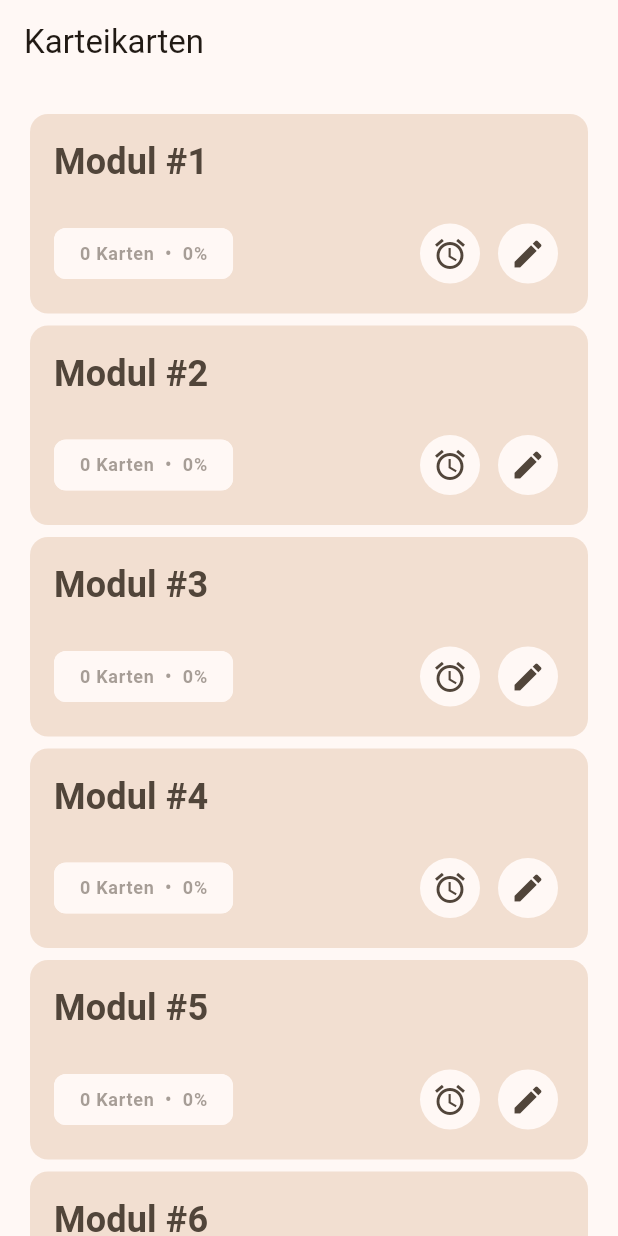
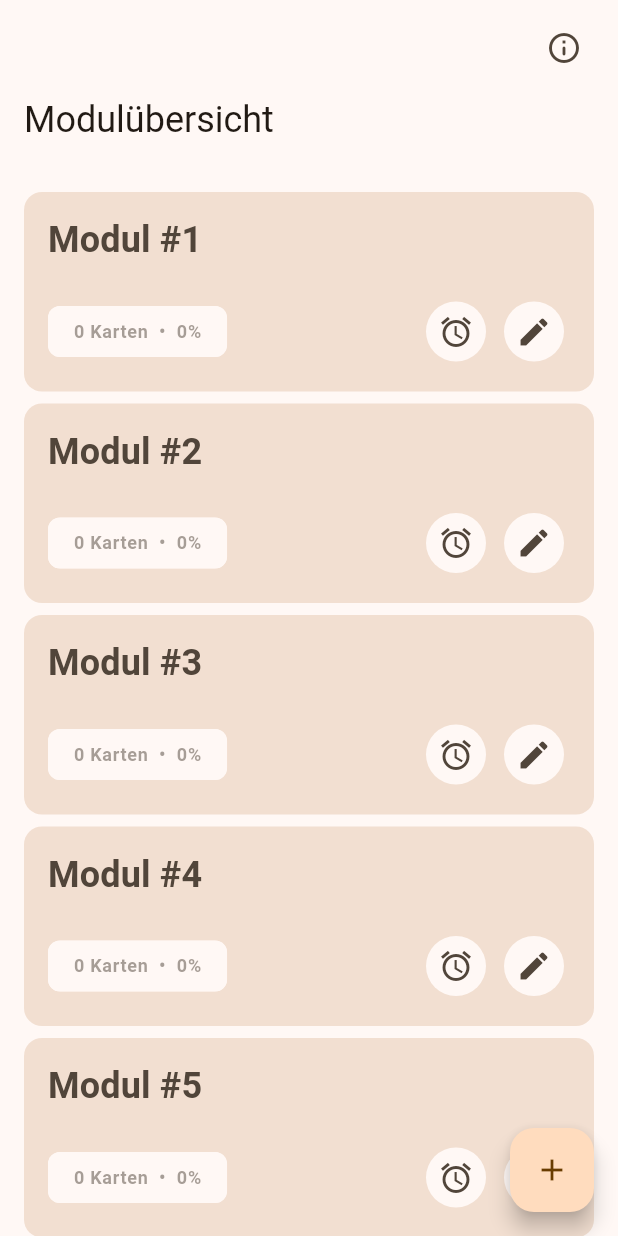
Before and after one commit to z3ttee/flutter-karteikarten-app, a Flutter app: the screen it shows after launch, on a phone screen of 412 x 824 dp. Run offline on Flutter 3.47's test engine with Material 2 defaults, Android fonts, the phone set to English and light mode, and no system bars.

Commit message:
added routes + fab + use device theme

```diff
--- a/lib/main.dart
+++ b/lib/main.dart
@@ -1,23 +1,8 @@
-import 'package:flutter/foundation.dart';
 import 'package:flutter/material.dart';
-import 'package:flutter/services.dart';
 import 'package:flutter_karteikarten_app/behaviours/pointerScrollBehaviour.dart';
-import 'package:flutter_karteikarten_app/views/moduleList.dart';
+import 'package:flutter_karteikarten_app/screens/moduleListScreen.dart';
 
 void main() {
-  // Add google fonts licence to the app
-  LicenseRegistry.addLicense(() async* {
-    final licenseRobotoFlex = await rootBundle.loadString('google_fonts/ROBOTO_FLEX_OFL.txt');
-    final licenseRobotoSerif = await rootBundle.loadString('google_fonts/ROBOTO_SERIF_OFL.txt');
-
-    yield LicenseEntryWithLineBreaks(['google_fonts'], licenseRobotoFlex);
-    yield LicenseEntryWithLineBreaks(['google_fonts'], licenseRobotoSerif);
-  });
-
-  // Disable fetching of google fonts at runtime (only
-  // bundled fonts are used)
-  // GoogleFonts.config.allowRuntimeFetching = false;
-
   // Run the app
   runApp(const MyApp());
 }
@@ -30,53 +15,35 @@ class MyApp extends StatelessWidget {
   Widget build(BuildContext context) {
     return MaterialApp(
       title: 'Karteikarten App',
+      // Light theme settings
       theme: ThemeData(
+        // Set theme as light-theme
+        brightness: Brightness.light,
         // Material Design 3 verwenden
         useMaterial3: true,
         colorSchemeSeed: Colors.orange,
         // Use Material Design 3 typography settings
         typography: Typography.material2021(),
       ),
+      // Dark-Theme settings
+      darkTheme: ThemeData(
+        // Set theme as dark-theme
+        brightness: Brightness.dark,
+        // Material Design 3 verwenden
+        useMaterial3: true,
+        colorSchemeSeed: Colors.deepOrange,
+        // Use Material Design 3 typography settings
+        typography: Typography.material2021(),
+      ),
+      // Pick light or dark theme based on device's settings
+      themeMode: ThemeMode.system,
+      // Hide "debug" banner
+      debugShowCheckedModeBanner: false,
       // Allow scrolling via mouse-dragging on devices with cursors
       scrollBehavior: PointerScrollBehaviour(),
-      home: const MyHomePage(title: 'Modulübersicht'),
+      routes: {
+        '/': (context) => const ModuleListScreen(),
+      },
     );
   }
 }
-
-class MyHomePage extends StatefulWidget {
-  const MyHomePage({super.key, required this.title});
-
-  // This widget is the home page of your application. It is stateful, meaning
-  // that it has a State object (defined below) that contains fields that affect
-  // how it looks.
-
-  // This class is the configuration for the state. It holds the values (in this
-  // case the title) provided by the parent (in this case the App widget) and
-  // used by the build method of the State. Fields in a Widget subclass are
-  // always marked "final".
-
-  final String title;
-
-  @override
-  State<MyHomePage> createState() => _MyHomePageState();
-}
-
-class _MyHomePageState extends State<MyHomePage> {
-
-  @override
-  Widget build(BuildContext context) {
-    // This method is rerun every time setState is called, for instance as done
-    // by the _incrementCounter method above.
-    //
-    // The Flutter framework has been optimized to make rerunning build methods
-    // fast, so that you can just rebuild anything that needs updating rather
-    // than having to individually change instances of widgets.
-    return Scaffold(
-      appBar: AppBar(
-        title: const Text("Karteikarten", style: TextStyle(),),
-      ),
-      body: const ModuleListView(),
-    );
-  }
-}
--- /dev/null
+++ b/lib/screens/moduleListScreen.dart
@@ -0,0 +1,90 @@
+
+import 'package:flutter/material.dart';
+import 'package:flutter_karteikarten_app/widgets/moduleItemCard.dart';
+
+class ModuleListScreen extends StatelessWidget {
+  const ModuleListScreen({super.key});
+
+  Future<List<dynamic>> _fetchListItems() async {
+    return Future.delayed(const Duration(milliseconds: 500), () {
+      return [];
+    });
+  }
+
+  @override
+  Widget build(BuildContext context) {
+    return Scaffold(
+      floatingActionButton: FloatingActionButton(
+        onPressed: () {  },
+        child: const Icon(Icons.add)
+      ),
+      body: FutureBuilder(
+          future: _fetchListItems(),
+          builder: (context, snapshot) {
+            if (!snapshot.hasData) {
+              return const Center(child: CircularProgressIndicator());
+            } else {
+              if((snapshot.data?.length ?? 0) > 0) {
+                return CustomScrollView(
+                  slivers: <Widget>[
+                    SliverAppBar.medium(
+                      title: const Text("Modulübersicht"),
+                      actions: <Widget>[
+                        IconButton(onPressed: () {}, icon: const Icon(Icons.info_outline))
+                      ],
+                    ),
+                    SliverList(delegate: SliverChildBuilderDelegate((context, index) {
+                        int maxIndex = (snapshot.data?.length ?? 1) - 1;
+                        return Padding(
+                          padding: EdgeInsets.only(left: 12, right: 12, top: (index == 0) ? 12 : 0, bottom: (index == maxIndex) ? 12 : 0),
+                          child: ModuleItemCard(
+                            name: "Modul #${index + 1}",
+                            filled: true,
+                          ),
+                        );
+                      },
+                      childCount: snapshot.data?.length ?? 0
+                    )),
+                  ],
+                );
+              } else {
+                return CustomScrollView(
+                  slivers: <Widget>[
+                    SliverAppBar.medium(
+                      title: const Text("Modulübersicht"),
+                      centerTitle: true,
+                      scrolledUnderElevation: 4,
+                      actions: <Widget>[
+                        Padding(
+                          padding: const EdgeInsets.only(left: 4, right: 12),
+                          child: IconButton(onPressed: () {}, icon: const Icon(Icons.info_outline_rounded)),
+                        )
+                      ],
+                    ),
+                    SliverList(delegate: SliverChildBuilderDelegate((context, index) {
+                      int maxIndex = 9;
+                      return Padding(
+                        padding: EdgeInsets.only(
+                            left: 12,
+                            right: 12,
+                            top: (index != 0) ? 0 : 12,
+                            bottom: (index != maxIndex) ? 0 : 12
+                        ),
+                        child: ModuleItemCard(
+                          name: "Modul #${index + 1}",
+                          filled: true,
+                        ),
+                      );
+                    },
+                        childCount: 10
+                    )),
+                  ],
+                );
+              }
+            }
+          }
+      ),
+    );
+  }
+
+}
--- a/lib/views/moduleList.dart
+++ /dev/null
@@ -1,60 +0,0 @@
-
-import 'package:flutter/material.dart';
-import 'package:flutter_karteikarten_app/widgets/moduleItemCard.dart';
-
-class ModuleListView extends StatelessWidget {
-  const ModuleListView({super.key});
-
-  Future<List<dynamic>> _fetchListItems() async {
-    return Future.delayed(const Duration(milliseconds: 500), () {
-      return [];
-    });
-  }
-
-  @override
-  Widget build(BuildContext context) {
-    return FutureBuilder(
-      future: _fetchListItems(),
-      builder: (context, snapshot) {
-        if (!snapshot.hasData) {
-          return const Center(child: CircularProgressIndicator());
-        } else {
-          if((snapshot.data?.length ?? 0) > 0) {
-            return ListView.builder(
-                itemCount: snapshot.data?.length ?? 0,
-                scrollDirection: Axis.vertical,
-                itemBuilder: (context, int index) {
-                  int maxIndex = (snapshot.data?.length ?? 1) - 1;
-
-                  return Padding(
-                    padding: EdgeInsets.only(left: 16, right: 16, top: (index == 0) ? 16 : 0, bottom: (index == maxIndex) ? 16 : 0),
-                    child: ModuleItemCard(
-                      name: "Modul #${index + 1}",
-                      filled: true,
-                    ),
-                  );
-                }
-            );
-          } else {
-            return ListView.builder(
-                itemCount: 10,
-                scrollDirection: Axis.vertical,
-                itemBuilder: (context, index) {
-                  const maxIndex = 9;
-
-                  return Padding(
-                    padding: EdgeInsets.only(left: 16, right: 16, top: (index == 0) ? 16 : 0, bottom: (index == maxIndex) ? 16 : 0),
-                    child: ModuleItemCard(
-                      name: "Modul #${index + 1}",
-                      filled: true,
-                    ),
-                  );
-                }
-            );
-          }
-        }
-      }
-    );
-  }
-
-}
```
